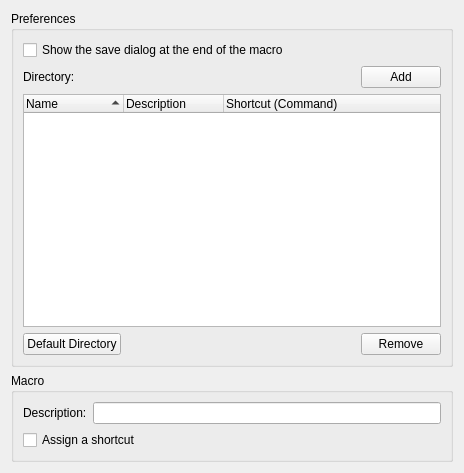
qt-creator/qt-creator, file src/plugins/macros/macrooptionswidget.ui: the form before one commit.
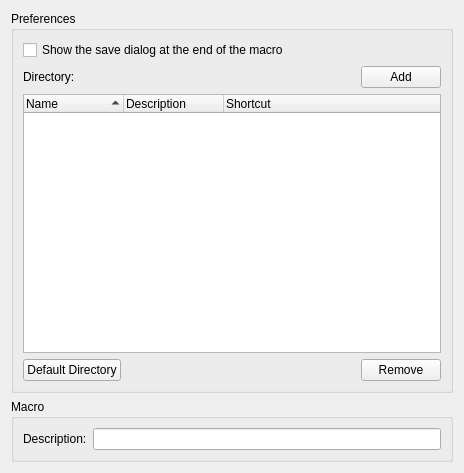
The form after the commit. Custom widgets are drawn as their Qt base class.

Commit message:
Refactor the shortcut management for plugin macros
When saving a macro, a shortcut is created and the user can change the
shortcut in Options->Keyboard.
When the macro is removed, the shortcut is removed from the
actionManager using the removeShortcut method.
This is way simpler than before, where a number of default shortcuts
where defined and macros took the empty space.

Merge-request: 236

What changed in the file:
```diff
--- a/src/plugins/macros/macrooptionswidget.ui
+++ b/src/plugins/macros/macrooptionswidget.ui
@@ -82,7 +82,7 @@
         </column>
         <column>
          <property name="text">
-          <string>Shortcut (Command)</string>
+          <string>Shortcut</string>
          </property>
         </column>
        </widget>
@@ -143,18 +143,6 @@
       <item row="0" column="1">
        <widget class="QLineEdit" name="description"/>
       </item>
-      <item row="1" column="0" colspan="2">
-       <widget class="QCheckBox" name="assignShortcut">
-        <property name="toolTip">
-         <string>Add or remove a shortcut for this macro.
-You can change the default shortcut in the
-Environment:Keyboard page.</string>
-        </property>
-        <property name="text">
-         <string>Assign a shortcut</string>
-        </property>
-       </widget>
-      </item>
      </layout>
     </widget>
    </item>
```
The commit also changes 12 other files.
